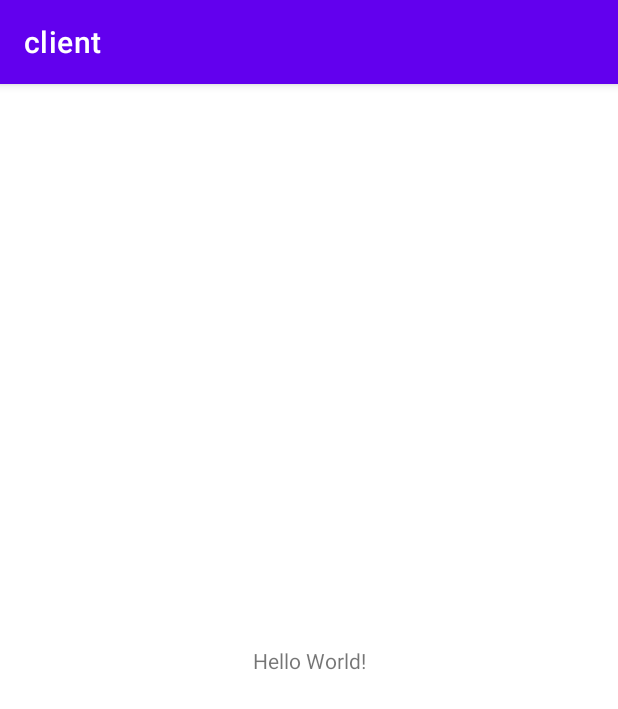
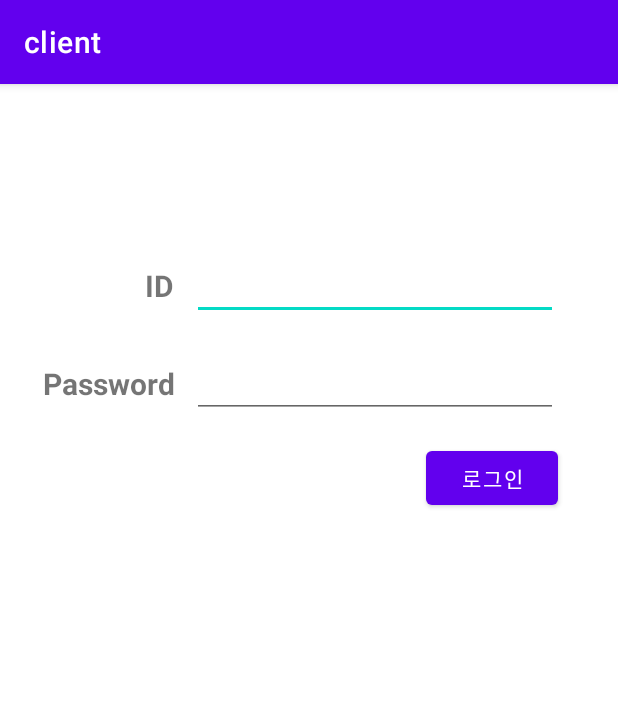
Before and after one commit to NaudhizFehu/07_project_dev4, an Android app: the screen it shows after launch (MainActivity), on a phone screen of 412 x 824 dp. Shown: the top 709 px of the screen. Run offline under Robolectric (Android 15) with nearby library versions, the phone set to English and light mode, and no system bars; our stand-ins replace data binding.

Commit message:
프로젝트 기본 세팅 build.gradle -> DataBinding 클래스 추가, fragment 디펜던시 추가, Retrofit 디펜던시 추가 AndroidManifest.xml -> 인터넷 사용권한 설정 MemberRepository.java / MemberService.java / NetworkAPI.java / Member.java 작성
Fragment 설정
MainActivity.java -> Fragment 전환 메소드 선언(navigateTo), 초기화면 로그인 화면으로 설정
activity_main.xml -> Fragment 컨테이너 설정

Login 테스트 코드 작성
LoginFragment.java / LoginViewModel.java / LoginAccount.java / LoginInput.java / fragment_login.xml 작성

```diff
--- a/client/app/src/main/AndroidManifest.xml
+++ b/client/app/src/main/AndroidManifest.xml
@@ -1,6 +1,8 @@
 <?xml version="1.0" encoding="utf-8"?>
 <manifest xmlns:android="http://schemas.android.com/apk/res/android"
     package="com.dev04.client">
+
+    <uses-permission android:name="android.permission.INTERNET"/>
 
     <application
         android:allowBackup="true"
--- a/client/app/src/main/java/com/dev04/client/MainActivity.java
+++ b/client/app/src/main/java/com/dev04/client/MainActivity.java
@@ -1,8 +1,13 @@
 package com.dev04.client;
 
 import androidx.appcompat.app.AppCompatActivity;
+import androidx.fragment.app.Fragment;
+import androidx.fragment.app.FragmentManager;
+import androidx.fragment.app.FragmentTransaction;
 
 import android.os.Bundle;
+
+import com.dev04.client.ui.login.LoginFragment;
 
 public class MainActivity extends AppCompatActivity {
 
@@ -10,5 +15,14 @@ public class MainActivity extends AppCompatActivity {
     protected void onCreate(Bundle savedInstanceState) {
         super.onCreate(savedInstanceState);
         setContentView(R.layout.activity_main);
+        // 어플리케이션 실행시 LoginFragment를 실행하여 화면을 구성
+        navigateTo(new LoginFragment(), false);
+    }
+
+    // 프라그먼트를 오고갈 메소드 선언
+    public void navigateTo(Fragment fragment, boolean addToBackStack) {
+            FragmentTransaction transaction = getSupportFragmentManager().beginTransaction();
+            transaction.replace(R.id.fragment_container, fragment);
+            transaction.commit();
     }
 }
--- /dev/null
+++ b/client/app/src/main/java/com/dev04/client/ViewModelFactory.java
@@ -0,0 +1,31 @@
+package com.dev04.client;
+
+import androidx.lifecycle.ViewModel;
+import androidx.lifecycle.ViewModelProvider;
+import androidx.annotation.NonNull;
+
+import com.dev04.client.repository.MemberRepository;
+import com.dev04.client.repository.NetworkAPI;
+import com.dev04.client.ui.login.LoginViewModel;
+
+
+public class ViewModelFactory implements ViewModelProvider.Factory {
+
+    @NonNull
+    @Override
+    @SuppressWarnings("unchecked")
+    public <T extends ViewModel> T create(@NonNull Class<T> modelClass) {
+        MemberRepository memberRepository = new MemberRepository(NetworkAPI.getInstance().getMemberService());
+        if (modelClass.isAssignableFrom(LoginViewModel.class)) {
+            return (T) new LoginViewModel(memberRepository);
+//        } else if (modelClass.isAssignableFrom(SignUpViewModel.class)) {
+//            return (T) new SignUpViewModel(memberRepository);
+//        } else if (modelClass.isAssignableFrom(ModifyViewModel.class)) {
+//            return (T) new ModifyViewModel(memberRepository);
+//        } else if (modelClass.isAssignableFrom(MemberListViewModel.class)) {
+//            return (T) new MemberListViewModel(memberRepository);
+        } else {
+            throw new IllegalArgumentException("Unknown ViewModel class");
+        }
+    }
+}
--- /dev/null
+++ b/client/app/src/main/java/com/dev04/client/repository/MemberRepository.java
@@ -0,0 +1,60 @@
+package com.dev04.client.repository;
+
+
+
+import com.dev04.client.viewObject.LoginInput;
+import com.dev04.client.viewObject.Member;
+
+import java.io.File;
+import java.util.List;
+
+import okhttp3.MediaType;
+import okhttp3.MultipartBody;
+import okhttp3.RequestBody;
+import retrofit2.Callback;
+
+public class MemberRepository {
+    private MemberService memberService;
+
+    public MemberRepository(MemberService memberService) {
+        this.memberService = memberService;
+    }
+
+    public void loginMember(LoginInput loginInput, Callback<Member> callback) {
+        memberService.loginMember(loginInput).enqueue(callback);
+    }
+
+//    public void signUpMember(Member member, File file, Callback<Void> callback) {
+//        MultipartBody.Part profileFile = MultipartBody.Part.createFormData(
+//                "profilePic",
+//                file.getName(),
+//                RequestBody.create(MediaType.parse("image/*"), file));
+//
+//        memberService.signUpMember(member, profileFile).enqueue(callback);
+//    }
+//
+//    public void getAllMembers(Callback<List<Member>> callback) {
+//        memberService.getAllMembers().enqueue(callback);
+//    }
+//
+//    public void modifyMember(Member member, Callback<Void> callback) {
+//        memberService.modifyMember(member).enqueue(callback);
+//    }
+//
+//    public void modifyMember(Member member, File file, Callback<Void> callback) {
+//        MultipartBody.Part profileFile = MultipartBody.Part.createFormData(
+//                "profilePic",
+//                file.getName(),
+//                RequestBody.create(MediaType.parse("image/*"), file));
+//
+//        memberService.modifyMemberWithProfile(member, profileFile).enqueue(callback);
+//    }
+//
+//    public void deleteMembers(String targets, Callback<Void> callback) {
+//        memberService.deleteMembers(targets).enqueue(callback);
+//    }
+//
+//    public void getMembersByName(String name, Callback<List<Member>> callback) {
+//        memberService.getMembersByName(name).enqueue(callback);
+//    }
+}
--- /dev/null
+++ b/client/app/src/main/java/com/dev04/client/repository/MemberService.java
@@ -0,0 +1,45 @@
+package com.dev04.client.repository;
+
+
+import com.dev04.client.viewObject.LoginInput;
+import com.dev04.client.viewObject.Member;
+
+import java.util.List;
+
+import okhttp3.MultipartBody;
+import retrofit2.Call;
+import retrofit2.http.Body;
+import retrofit2.http.DELETE;
+import retrofit2.http.GET;
+import retrofit2.http.Multipart;
+import retrofit2.http.POST;
+import retrofit2.http.PUT;
+import retrofit2.http.Part;
+import retrofit2.http.Path;
+import retrofit2.http.Query;
+
+public interface MemberService {
+
+//    @GET("member")
+//    Call<List<Member>> getAllMembers();
+//
+    @POST("member/login")
+    Call<Member> loginMember(@Body LoginInput loginInput);
+//
+//    @Multipart
+//    @POST("member/sign-up")
+//    Call<Void> signUpMember(@Part("member") Member member, @Part MultipartBody.Part profileFile);
+//
+//    @Multipart
+//    @POST("member/modify-profile")
+//    Call<Void> modifyMemberWithProfile(@Part("member") Member member, @Part MultipartBody.Part profileFile);
+//
+//    @PUT("member/modify")
+//    Call<Void> modifyMember(@Body Member member);
+//
+//    @DELETE("member")
+//    Call<Void> deleteMembers(@Query("targets") String targets);
+//
+//    @GET("member/{name}")
+//    Call<List<Member>> getMembersByName(@Path("name") String name);
+}
--- /dev/null
+++ b/client/app/src/main/java/com/dev04/client/repository/NetworkAPI.java
@@ -0,0 +1,34 @@
+
+package com.dev04.client.repository;
+
+
+
+import retrofit2.Retrofit;
+import retrofit2.converter.moshi.MoshiConverterFactory;
+
+public class NetworkAPI {
+    private static final String SERVER_BASE_URL = "http://192.168.0.110:8080/"; // TODO - IP 를 서버 PC 의 IP로 설정해주어야 함.
+
+    private static NetworkAPI INSTANCE;
+
+    public static NetworkAPI getInstance() {
+        if (INSTANCE == null) {
+            INSTANCE = new NetworkAPI();
+        }
+        return INSTANCE;
+    }
+
+    private final MemberService memberService;
+
+    private NetworkAPI() {
+        memberService = new Retrofit.Builder()
+                .baseUrl(SERVER_BASE_URL)
+                .addConverterFactory(MoshiConverterFactory.create())
+                .build()
+                .create(MemberService.class);
+    }
+
+    public MemberService getMemberService() {
+        return memberService;
+    }
+}
--- /dev/null
+++ b/client/app/src/main/java/com/dev04/client/ui/login/LoginFragment.java
@@ -0,0 +1,103 @@
+package com.dev04.client.ui.login;
+
+import androidx.databinding.DataBindingUtil;
+import androidx.databinding.ViewDataBinding;
+import androidx.annotation.NonNull;
+import androidx.annotation.Nullable;
+import androidx.fragment.app.Fragment;
+import androidx.lifecycle.ViewModelProvider;
+
+import android.os.Bundle;
+import android.view.LayoutInflater;
+import android.view.View;
+import android.view.ViewGroup;
+import android.widget.Button;
+import android.widget.TextView;
+import android.widget.Toast;
+
+import com.dev04.client.MainActivity;
+import com.dev04.client.R;
+import com.dev04.client.ViewModelFactory;
+import com.dev04.client.databinding.FragmentLoginBinding;
+import com.dev04.client.viewObject.LoginAccount;
+import com.dev04.client.viewObject.Member;
+
+import retrofit2.Call;
+import retrofit2.Callback;
+import retrofit2.Response;
+
+public class LoginFragment extends Fragment {
+
+    // DataBinding에 의해 자동으로 생성된 클래스
+    private FragmentLoginBinding binding;
+
+    private LoginViewModel loginViewModel;
+
+    @Nullable
+    @Override
+    // 프라그먼트 실행시 장치에 출력될 화면 구성
+    public View onCreateView(@NonNull LayoutInflater inflater,
+                             @Nullable ViewGroup container,
+                             @Nullable Bundle savedInstanceState) {
+        binding = DataBindingUtil.inflate(inflater, R.layout.fragment_login, container, false);
+        return binding.getRoot();
+    }
+
+    @Override
+    public void onViewCreated(@NonNull View view, @Nullable Bundle savedInstanceState) {
+        super.onViewCreated(view, savedInstanceState);
+
+        // Data Binding 연결
+        loginViewModel = new ViewModelProvider(this, new ViewModelFactory()).get(LoginViewModel.class);
+        binding.setVm(loginViewModel);
+
+        final Button loginButton = view.findViewById(R.id.login_btn);
+//        final TextView signUpButton = view.findViewById(R.id.sign_up_btn);
+
+        loginButton.setOnClickListener(v -> {
+            // ID, PW 비어있는지 확인
+            if (!loginViewModel.validateLoginInfo()) {
+                Toast.makeText(requireActivity().getApplicationContext(), "아이디, 비밀번호는 반드시 입력해야합니다.", Toast.LENGTH_SHORT).show();
+                return;
+            }
+
+            loginViewModel.login(new Callback<Member>() {
+                /**
+                 * 로그인 성공
+                 */
+                @Override
+                public void onResponse(Call<Member> call, Response<Member> response) {
+                    if (response.isSuccessful()) {
+                        Member member = response.body();
+                        // 로그인된 회원 정보 저장
+                        LoginAccount.getInstance().setMember(member);
+
+                        // 팝업 메세지
+                        if (requireActivity() != null) {
+                            Toast.makeText(requireActivity().getApplicationContext().getApplicationContext(), String.format("%s 회원님, 환영합니다.", member.getName()), Toast.LENGTH_SHORT).show();
+                        }
+
+                        // 멤버 목록 화면으로 전환
+//                        ((MainActivity) requireActivity()).navigateTo(new MemberListFragment(), false);
+                    } else if (requireActivity() != null) {
+                        Toast.makeText(requireActivity().getApplicationContext(), "회원가입을 해주세요.", Toast.LENGTH_SHORT).show();
+                    }
+                }
+
+                /**
+                 * 로그인 실패
+                 */
+                @Override
+                public void onFailure(Call<Member> call, Throwable t) {
+                    if (requireActivity() != null) {
+                        Toast.makeText(requireActivity().getApplicationContext(), "로그인 실패. 인터넷 연결 상태를 확인해주세요.", Toast.LENGTH_SHORT).show();
+                    }
+                }
+            });
+        });
+
+//        signUpButton.setOnClickListener(v -> {
+//            ((MainActivity) requireActivity()).navigateTo(new SignUpFragment(), true);
+//        });
+    }
+}
--- /dev/null
+++ b/client/app/src/main/java/com/dev04/client/ui/login/LoginViewModel.java
@@ -0,0 +1,39 @@
+package com.dev04.client.ui.login;
+
+import android.widget.Toast;
+
+import androidx.lifecycle.MutableLiveData;
+import androidx.lifecycle.ViewModel;
+
+import com.dev04.client.repository.MemberRepository;
+import com.dev04.client.viewObject.LoginInput;
+import com.dev04.client.viewObject.Member;
+
+import retrofit2.Callback;
+
+public class LoginViewModel extends ViewModel {
+    private final MemberRepository repository;
+    public MutableLiveData<String> id;
+    public MutableLiveData<String> password;
+
+    public LoginViewModel(MemberRepository repository) {
+        this.repository = repository;
+        id = new MutableLiveData<>();
+        password = new MutableLiveData<>();
+    }
+
+    /**
+     * 로그인 요청
+     * @param callback 요청에 대한 응답 콜백
+     */
+    void login(Callback<Member> callback) {
+        repository.loginMember(new LoginInput(id.getValue(), password.getValue()), callback);
+    }
+
+    /**
+     * 아이디 비밀번호가 비어있진 않은지 검사
+     */
+    boolean validateLoginInfo() {
+        return id.getValue() != null && password.getValue() != null;
+    }
+}
--- a/client/app/src/main/res/layout/activity_main.xml
+++ b/client/app/src/main/res/layout/activity_main.xml
@@ -1,18 +1,11 @@
 <?xml version="1.0" encoding="utf-8"?>
-<androidx.constraintlayout.widget.ConstraintLayout xmlns:android="http://schemas.android.com/apk/res/android"
-    xmlns:app="http://schemas.android.com/apk/res-auto"
+<!--프라그먼트 컨테이너를 만들어 프라그먼트를 활용할 수 있도록 함-->
+<androidx.fragment.app.FragmentContainerView
+    xmlns:android="http://schemas.android.com/apk/res/android"
     xmlns:tools="http://schemas.android.com/tools"
+    android:id="@+id/fragment_container"
     android:layout_width="match_parent"
     android:layout_height="match_parent"
     tools:context=".MainActivity">
 
-    <TextView
-        android:layout_width="wrap_content"
-        android:layout_height="wrap_content"
-        android:text="Hello World!"
-        app:layout_constraintBottom_toBottomOf="parent"
-        app:layout_constraintLeft_toLeftOf="parent"
-        app:layout_constraintRight_toRightOf="parent"
-        app:layout_constraintTop_toTopOf="parent" />
-
-</androidx.constraintlayout.widget.ConstraintLayout>
+</androidx.fragment.app.FragmentContainerView>
--- /dev/null
+++ b/client/app/src/main/res/layout/fragment_login.xml
@@ -0,0 +1,103 @@
+<?xml version="1.0" encoding="utf-8"?>
+<layout xmlns:android="http://schemas.android.com/apk/res/android"
+    xmlns:app="http://schemas.android.com/apk/res-auto"
+    xmlns:tools="http://schemas.android.com/tools">
+
+    <data>
+        <variable
+            name="vm"
+            type="com.dev04.client.ui.login.LoginViewModel" />
+    </data>
+
+    <androidx.constraintlayout.widget.ConstraintLayout
+        android:id="@+id/container"
+        android:layout_width="match_parent"
+        android:layout_height="match_parent"
+        android:paddingLeft="16dp"
+        android:paddingTop="16dp"
+        android:paddingRight="16dp"
+        android:paddingBottom="16dp"
+        tools:context=".ui.login.LoginFragment">
+
+        <TextView
+            android:id="@+id/id_label"
+            android:layout_width="100dp"
+            android:layout_height="0dp"
+            android:layout_marginTop="96dp"
+            android:gravity="center_vertical|end"
+            android:text="ID"
+            android:textSize="20sp"
+            android:textStyle="bold"
+            app:layout_constraintTop_toTopOf="parent"
+            app:layout_constraintStart_toStartOf="parent"
+            app:layout_constraintBottom_toBottomOf="@id/id_input"/>
+
+
+        <EditText
+            android:id="@+id/id_input"
+            android:layout_width="0dp"
+            android:layout_height="wrap_content"
+            android:layout_marginStart="12dp"
+            android:layout_marginEnd="24dp"
+            android:inputType="text"
+            android:text="@={vm.id}"
+            app:layout_constraintEnd_toEndOf="parent"
+            app:layout_constraintStart_toEndOf="@id/id_label"
+            app:layout_constraintTop_toTopOf="@id/id_label"
+            android:layout_marginLeft="12dp"
+            android:layout_marginRight="24dp" />
+
+        <TextView
+            android:id="@+id/password_label"
+            android:layout_width="100dp"
+            android:layout_height="0dp"
+            android:layout_marginTop="20dp"
+            android:gravity="center_vertical|end"
+            android:text="Password"
+            android:textSize="20sp"
+            android:textStyle="bold"
+            app:layout_constraintTop_toBottomOf="@id/id_label"
+            app:layout_constraintStart_toStartOf="parent"
+            app:layout_constraintBottom_toBottomOf="@id/password_input"/>
+
+
+        <EditText
+            android:id="@+id/password_input"
+            android:layout_width="0dp"
+            android:layout_height="wrap_content"
+            android:layout_marginStart="12dp"
+            android:layout_marginEnd="24dp"
+            android:inputType="textPassword"
+            android:text="@={vm.password}"
+            app:layout_constraintEnd_toEndOf="parent"
+            app:layout_constraintStart_toEndOf="@id/password_label"
+            app:layout_constraintTop_toTopOf="@+id/password_label"
+            android:layout_marginLeft="12dp"
+            android:layout_marginRight="24dp" />
+
+        <Button
+            android:id="@+id/login_btn"
+            android:layout_width="wrap_content"
+            android:layout_height="wrap_content"
+            android:layout_gravity="start"
+            android:layout_marginStart="48dp"
+            android:layout_marginTop="16dp"
+            android:layout_marginEnd="24dp"
+            android:layout_marginBottom="64dp"
+            android:text="로그인"
+            app:layout_constraintEnd_toEndOf="parent"
+            app:layout_constraintTop_toBottomOf="@+id/password_input"
+            android:layout_marginLeft="48dp"
+            android:layout_marginRight="24dp" />
+
+<!--        <TextView-->
+<!--            android:id="@+id/sign_up_btn"-->
+<!--            android:layout_width="wrap_content"-->
+<!--            android:layout_height="wrap_content"-->
+<!--            android:layout_marginEnd="20dp"-->
+<!--            android:text="@string/action_sign_up"-->
+<!--            android:textColor="@android:color/holo_blue_dark"-->
+<!--            app:layout_constraintBottom_toBottomOf="@id/login_btn"-->
+<!--            app:layout_constraintEnd_toStartOf="@id/login_btn" />-->
+    </androidx.constraintlayout.widget.ConstraintLayout>
+</layout>
```
Also changed, not shown: client/app/build.gradle (+10 -0 lines), client/app/src/main/java/com/dev04/client/viewObject/LoginAccount.java (added, +24 -0 lines), client/app/src/main/java/com/dev04/client/viewObject/LoginInput.java (added, +27 -0 lines), client/app/src/main/java/com/dev04/client/viewObject/Member.java (added, +80 -0 lines).
